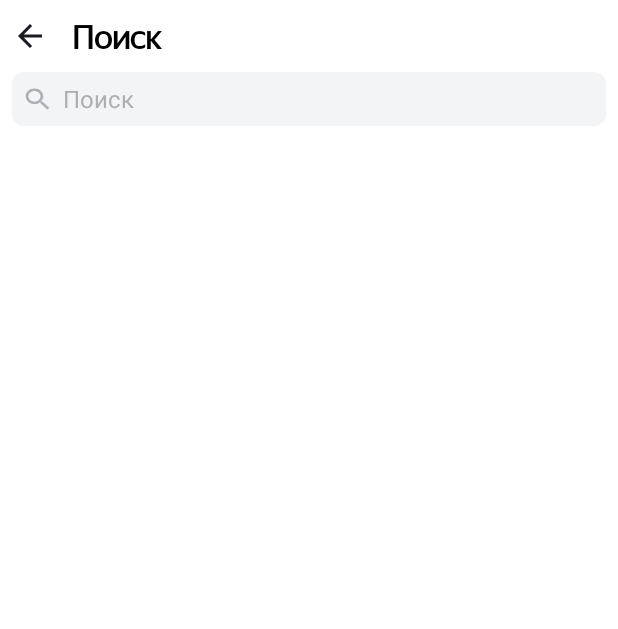
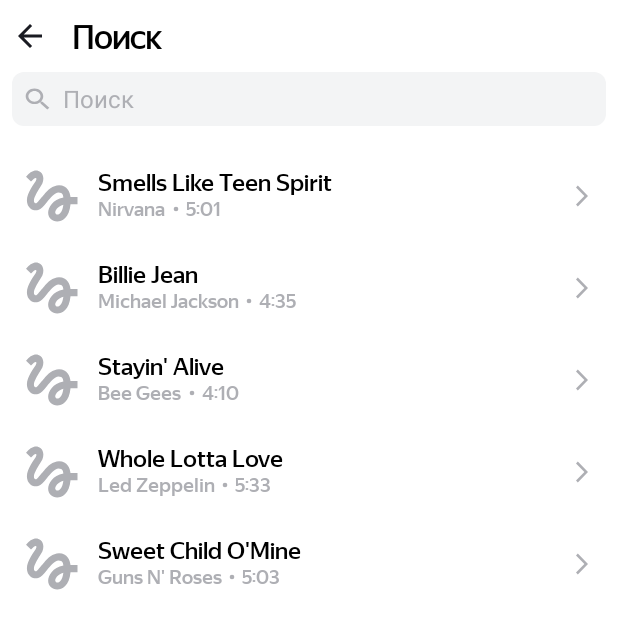
Before and after one commit to Sol0man/PlaylistMaker, an Android app: the SearchActivity screen opened directly, with no data from a screen before it, on a phone screen of 412 x 824 dp. Shown: the top 629 px of the screen. Run offline under Robolectric (Android 15) with nearby library versions, the phone set to English and light mode, and no system bars; pictures from the network do not load.

Commit message:
Домашнее задание 10 спринта

```diff
--- a/app/build.gradle
+++ b/app/build.gradle
@@ -38,6 +38,9 @@ dependencies {
     implementation 'androidx.appcompat:appcompat:1.6.1'
     implementation 'com.google.android.material:material:1.5.0'
     implementation 'androidx.constraintlayout:constraintlayout:2.1.4'
+    implementation 'com.google.android.material:material:1.6.1'
+    implementation 'com.github.bumptech.glide:glide:4.14.2'
+    annotationProcessor 'com.github.bumptech.glide:compiler:4.14.2'
     testImplementation 'junit:junit:4.13.2'
     androidTestImplementation 'androidx.test.ext:junit:1.1.5'
     androidTestImplementation 'androidx.test.espresso:espresso-core:3.5.1'
--- a/app/src/main/AndroidManifest.xml
+++ b/app/src/main/AndroidManifest.xml
@@ -1,6 +1,8 @@
 <?xml version="1.0" encoding="utf-8"?>
 <manifest xmlns:android="http://schemas.android.com/apk/res/android"
     xmlns:tools="http://schemas.android.com/tools">
+
+    <uses-permission android:name="android.permission.INTERNET"/>
 
     <application
         android:allowBackup="true"
--- a/app/src/main/java/com/example/playlistmaker/SearchActivity.kt
+++ b/app/src/main/java/com/example/playlistmaker/SearchActivity.kt
@@ -11,12 +11,19 @@ import android.widget.ImageButton
 import android.widget.ImageView
 import androidx.core.view.isVisible
 import androidx.core.widget.addTextChangedListener
+import androidx.recyclerview.widget.LinearLayoutManager
+import androidx.recyclerview.widget.RecyclerView
 
 class SearchActivity : AppCompatActivity() {
-    var searchText: String = ""
+    private var searchText: String = ""
     override fun onCreate(savedInstanceState: Bundle?) {
         super.onCreate(savedInstanceState)
         setContentView(R.layout.activity_search)
+
+        val recyclerView = findViewById<RecyclerView>(R.id.recyclerView)
+        recyclerView.layoutManager = LinearLayoutManager(this)
+        val trackListAdapter = TrackListAdapter()
+        recyclerView.adapter = trackListAdapter
         val backButton = findViewById<ImageButton>(R.id.back_button)
         val clearButton = findViewById<ImageView>(R.id.clearButton)
         val searchEditText = findViewById<EditText>(R.id.searchEditText)
--- /dev/null
+++ b/app/src/main/java/com/example/playlistmaker/Track.kt
@@ -0,0 +1,7 @@
+package com.example.playlistmaker
+
+data class Track(
+    val trackName: String,
+    val artistName: String,
+    val trackTime: String,
+    val artworkUrl100: String)
--- /dev/null
+++ b/app/src/main/java/com/example/playlistmaker/TrackHolder.kt
@@ -0,0 +1,30 @@
+package com.example.playlistmaker
+
+import android.view.View
+import android.widget.ImageView
+import android.widget.TextView
+import androidx.recyclerview.widget.RecyclerView
+import com.bumptech.glide.Glide
+import com.bumptech.glide.load.resource.bitmap.RoundedCorners
+
+class TrackHolder(itemView: View) : RecyclerView.ViewHolder(itemView) {
+    private val trackImage: ImageView = itemView.findViewById(R.id.track_image)
+    private val trackName: TextView = itemView.findViewById(R.id.track_name)
+    private val artistName: TextView = itemView.findViewById(R.id.artist_name)
+    private val trackDuration: TextView = itemView.findViewById(R.id.track_duration)
+
+
+    fun bind(track: Track) {
+        trackName.text = track.trackName
+        artistName.text = track.artistName
+        trackDuration.text = track.trackTime
+
+        Glide.with(itemView)
+            .load(track.artworkUrl100)
+            .centerCrop()
+            .placeholder(R.drawable.placeholder)
+            .transform(RoundedCorners(itemView.resources.getDimensionPixelSize(R.dimen.track_corner_radius)))
+            .into(trackImage)
+
+    }
+}
--- /dev/null
+++ b/app/src/main/java/com/example/playlistmaker/TrackListAdapter.kt
@@ -0,0 +1,64 @@
+package com.example.playlistmaker
+
+import android.view.LayoutInflater
+import android.view.ViewGroup
+import androidx.recyclerview.widget.RecyclerView
+
+class TrackListAdapter(): RecyclerView.Adapter<TrackHolder>() {
+    val trackList = ArrayList<Track>().apply {
+        add(
+            Track(
+                "Smells Like Teen Spirit",
+                "Nirvana",
+                "5:01",
+                "https://is5-ssl.mzstatic.com/image/thumb/Music115/v4/7b/58/c2/7b58c21a-2b51-2bb2-e59a-9bb9b96ad8c3/00602567924166.rgb.jpg/100x100bb.jpg"
+            )
+        )
+        add(
+            Track(
+                "Billie Jean",
+                "Michael Jackson",
+                "4:35",
+                "https://is5-ssl.mzstatic.com/image/thumb/Music125/v4/3d/9d/38/3d9d3811-71f0-3a0e-1ada-3004e56ff852/827969428726.jpg/100x100bb.jpg"
+            )
+        )
+        add(
+            Track(
+                "Stayin' Alive",
+                "Bee Gees",
+                "4:10",
+                "https://is4-ssl.mzstatic.com/image/thumb/Music115/v4/1f/80/1f/1f801fc1-8c0f-ea3e-d3e5-387c6619619e/16UMGIM86640.rgb.jpg/100x100bb.jpg"
+            )
+        )
+        add(
+            Track(
+                "Whole Lotta Love",
+                "Led Zeppelin",
+                "5:33",
+                "https://is2-ssl.mzstatic.com/image/thumb/Music62/v4/7e/17/e3/7e17e33f-2efa-2a36-e916-7f808576cf6b/mzm.fyigqcbs.jpg/100x100bb.jpg"
+            )
+        )
+        add(
+            Track(
+                "Sweet Child O'Mine",
+                "Guns N' Roses",
+                "5:03",
+                "https://is5-ssl.mzstatic.com/image/thumb/Music125/v4/a0/4d/c4/a04dc484-03cc-02aa-fa82-5334fcb4bc16/18UMGIM24878.rgb.jpg/100x100bb.jpg"
+            )
+        )
+    }
+
+    override fun onCreateViewHolder(parent: ViewGroup, viewType: Int): TrackHolder {
+        val view =
+            LayoutInflater.from(parent.context).inflate(R.layout.activity_track, parent, false)
+        return TrackHolder(view)
+    }
+
+    override fun getItemCount(): Int {
+        return trackList.size
+    }
+
+    override fun onBindViewHolder(holder: TrackHolder, position: Int) {
+        holder.bind(trackList[position])
+    }
+}
--- /dev/null
+++ b/app/src/main/res/drawable/placeholder.xml
@@ -0,0 +1,13 @@
+<vector xmlns:android="http://schemas.android.com/apk/res/android"
+    android:width="45dp"
+    android:height="45dp"
+    android:viewportWidth="45"
+    android:viewportHeight="45">
+  <group>
+    <clip-path
+        android:pathData="M0,0h45v45h-45z"/>
+    <path
+        android:pathData="M8.606,12.919C9.919,11.587 11.231,10.387 11.813,10.631C12.75,11.006 11.813,12.563 11.25,13.481C10.781,14.269 5.888,20.775 5.888,25.313C5.888,27.712 6.788,29.7 8.4,30.9C9.806,31.95 11.663,32.269 13.35,31.763C15.356,31.181 17.006,29.138 19.087,26.569C21.356,23.775 24.394,20.119 26.737,20.119C29.794,20.119 29.831,22.013 30.038,23.475C22.95,24.675 19.95,30.356 19.95,33.544C19.95,36.731 22.65,39.338 25.969,39.338C29.025,39.338 34.013,36.844 34.763,27.9H39.375V23.212H34.744C34.463,20.119 32.7,15.337 27.188,15.337C22.969,15.337 19.35,18.919 17.925,20.663C16.837,22.031 14.063,25.313 13.631,25.763C13.163,26.325 12.356,27.337 11.55,27.337C10.706,27.337 10.2,25.781 10.875,23.737C11.531,21.694 13.5,18.375 14.344,17.138C15.806,15 16.781,13.538 16.781,10.988C16.781,6.919 13.706,5.625 12.075,5.625C9.6,5.625 7.444,7.5 6.975,7.969C6.3,8.644 5.738,9.206 5.325,9.712L8.606,12.919ZM26.025,34.781C25.444,34.781 24.638,34.294 24.638,33.431C24.638,32.306 26.006,29.306 30.019,28.256C29.456,33.3 27.337,34.781 26.025,34.781Z"
+        android:fillColor="#AEAFB4"/>
+  </group>
+</vector>
--- /dev/null
+++ b/app/src/main/res/drawable/point2.xml
@@ -0,0 +1,9 @@
+<vector xmlns:android="http://schemas.android.com/apk/res/android"
+    android:width="13dp"
+    android:height="13dp"
+    android:viewportWidth="13"
+    android:viewportHeight="13">
+  <path
+      android:pathData="M6.5,6.5m-1.5,0a1.5,1.5 0,1 1,3 0a1.5,1.5 0,1 1,-3 0"
+      android:fillColor="#ffffff"/>
+</vector>
--- a/app/src/main/res/layout/activity_search.xml
+++ b/app/src/main/res/layout/activity_search.xml
@@ -63,4 +63,17 @@
         android:background="#E6E8EB"
         />
 </FrameLayout>
+
+    <LinearLayout
+        android:layout_width="match_parent"
+        android:layout_height="match_parent"
+        android:orientation="vertical">
+        <androidx.recyclerview.widget.RecyclerView
+            android:id="@+id/recyclerView"
+            android:layout_width="match_parent"
+            android:layout_height="match_parent"
+            app:layoutManager="androidx.recyclerview.widget.LinearLayoutManager"
+            android:layout_marginTop="@dimen/padding16" />
+    </LinearLayout>
+
 </LinearLayout>
--- /dev/null
+++ b/app/src/main/res/layout/activity_track.xml
@@ -0,0 +1,82 @@
+<?xml version="1.0" encoding="utf-8"?>
+<LinearLayout xmlns:android="http://schemas.android.com/apk/res/android"
+    xmlns:app="http://schemas.android.com/apk/res-auto"
+    android:layout_width="match_parent"
+    android:layout_height="wrap_content"
+    xmlns:tools="http://schemas.android.com/tools"
+    android:orientation="horizontal"
+    android:background="?android:attr/selectableItemBackground"
+    style="@style/track_style_1">
+
+    <ImageView
+        android:id="@+id/track_image"
+        android:layout_width="@dimen/track_image_size"
+        android:layout_height="@dimen/track_image_size"
+        android:layout_marginVertical="@dimen/padding8"
+        android:layout_marginStart="@dimen/padding12"
+        android:layout_marginEnd="@dimen/padding8"
+        android:scaleType="centerCrop"
+        tools:src="@drawable/placeholder" />
+
+    <LinearLayout
+        android:layout_width="0dp"
+        android:layout_height="match_parent"
+        android:layout_weight="1"
+        android:orientation="vertical"
+        android:layout_marginVertical="@dimen/padding12">
+
+    <TextView
+        android:id="@+id/track_name"
+        style="@style/track_style_1"
+        android:layout_width="match_parent"
+        android:layout_height="wrap_content"
+        android:ellipsize="end"
+        android:fontFamily="@font/ys_display_medium"
+        android:maxLines="1"
+        android:textSize="@dimen/text_size"
+        tools:text="Самое длинное название трэка, который вы когда-либо видели" />
+
+    <LinearLayout
+        android:layout_width="wrap_content"
+        android:layout_height="wrap_content">
+
+        <TextView
+            android:id="@+id/artist_name"
+            style="@style/track_style_2"
+            android:layout_width="wrap_content"
+            android:layout_height="wrap_content"
+            android:layout_weight="1"
+            android:layout_gravity="center_vertical"
+            android:ellipsize="end"
+            android:fontFamily="@font/ys_display_medium"
+            android:maxLines="1"
+            android:textSize="@dimen/primary_text_size_13"
+            app:drawableEndCompat="@drawable/point2"
+            tools:text="Самое длинное название группы, которое вы когда-либо видели" />
+
+        <TextView
+            android:id="@+id/track_duration"
+            style="@style/track_style_2"
+            android:layout_width="wrap_content"
+            android:layout_height="wrap_content"
+            android:layout_weight="0"
+            android:fontFamily="@font/ys_display_medium"
+            android:maxLines="1"
+            android:textSize="@dimen/primary_text_size_13"
+            tools:text="3344:06" />
+
+    </LinearLayout>
+    </LinearLayout>
+
+    <ImageView
+        android:id="@+id/track_forward"
+        style="@style/track_style_2"
+        android:layout_width="@dimen/padding24"
+        android:layout_height="@dimen/padding24"
+        android:src="@drawable/agreement_forward"
+        android:layout_gravity="center"
+        android:layout_marginStart="8dp"
+        android:layout_marginEnd="12dp"
+        />
+
+</LinearLayout>
--- a/app/src/main/res/values/dimens.xml
+++ b/app/src/main/res/values/dimens.xml
@@ -1,10 +1,19 @@
 <?xml version="1.0" encoding="utf-8"?>
 <resources>
+    <dimen name="text_size">16sp</dimen>
+    <dimen name="button_text_size">22sp</dimen>
+    <dimen name="primary_text_size_13">13sp</dimen>
+
+    <dimen name="track_corner_radius">2dp</dimen>
     <dimen name="radius">16dp</dimen>
-    <dimen name="text_size">16sp</dimen>
     <dimen name="side_indent">16dp</dimen>
     <dimen name="frame_height">61dp</dimen>
     <dimen name="image_width">24dp</dimen>
     <dimen name="image_height">24dp</dimen>
-    <dimen name="button_text_size">22sp</dimen>
+    <dimen name="rounded_corners_radius">2dp</dimen>
+    <dimen name="track_image_size">45dp</dimen>
+    <dimen name="padding8">8dp</dimen>
+    <dimen name="padding12">12dp</dimen>
+    <dimen name="padding16">16dp</dimen>
+    <dimen name="padding24">24dp</dimen>
 </resources>
--- a/app/src/main/res/values/styles.xml
+++ b/app/src/main/res/values/styles.xml
@@ -15,6 +15,7 @@
         <item name="fontFamily">@font/ys_display_medium</item>
         <item name="android:textStyle">bold</item>
     </style>
+
     <style name="TextStyle">
         <item name="android:layout_width">match_parent</item>
         <item name="android:layout_height">wrap_content</item>
@@ -22,6 +23,16 @@
         <item name="fontFamily">@font/ys_display_regular</item>
     </style>
 
+    <style name="track_style_1">
+        <item name="android:textColor">@color/black</item>
+    </style>
+
+    <style name="track_style_2">
+        <item name="android:drawableTint">@color/icon_grey_color</item>
+        <item name="android:textColor">@color/icon_grey_color</item>
+        <item name="tint">@color/icon_grey_color</item>
+    </style>
+
 
 
 </resources>
```
